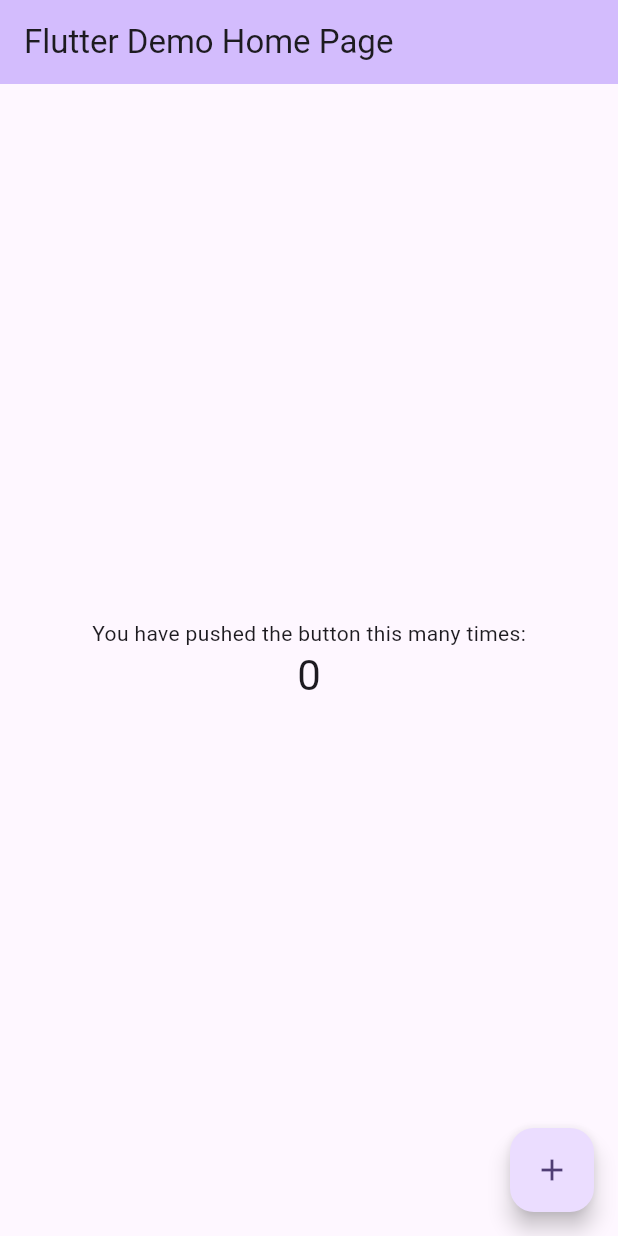
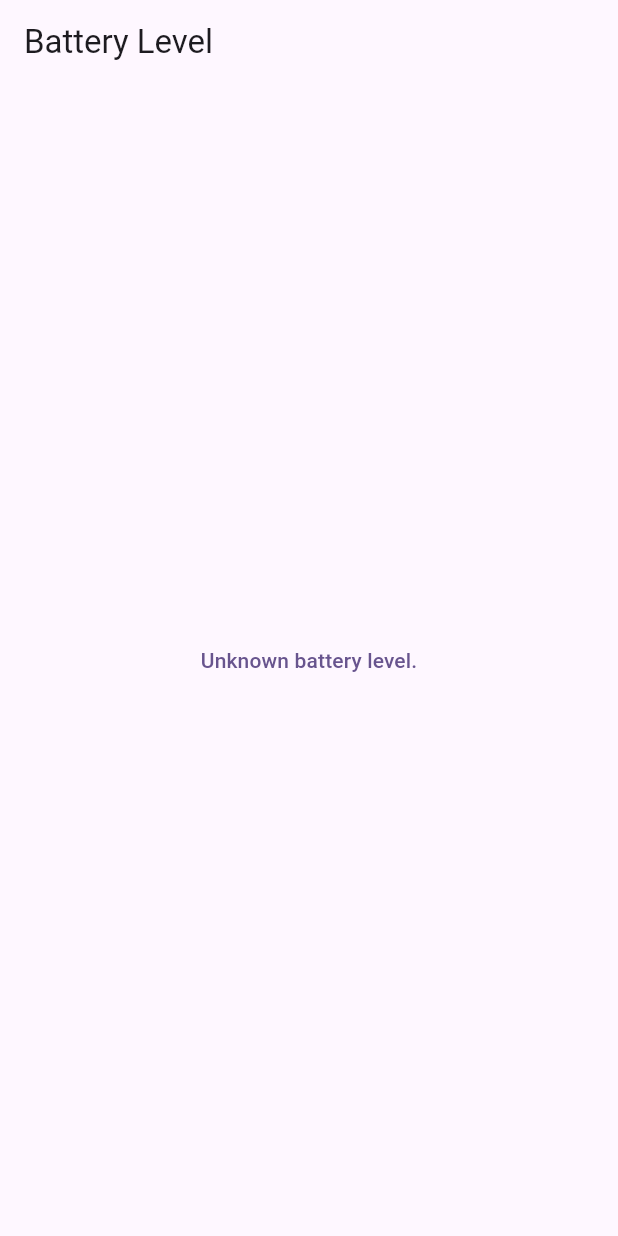
Before and after one commit to TimDeveloper97/flutter-application-tutorial, a Flutter app: the screen it shows after launch, on a phone screen of 412 x 824 dp. Run offline on Flutter 3.47's test engine with Material 2 defaults, Android fonts, the phone set to English and light mode, and no system bars; our stand-ins replace flutter_riverpod, google_fonts, google_maps_flutter, image_picker, location, riverpod and 2 more; accounts and stored records are empty.

Commit message:
main function flutter

```diff
--- /dev/null
+++ b/custom_renderer_platform_battery_level/lib/battery_screen.dart
@@ -0,0 +1,46 @@
+import 'package:flutter/material.dart';
+import 'package:flutter/services.dart';
+import 'dart:async';
+
+class BatteryScreen extends StatefulWidget {
+  const BatteryScreen({super.key});
+
+  @override
+  State<StatefulWidget> createState() {
+    return _BatteryScreenState();
+  }
+}
+
+class _BatteryScreenState extends State<BatteryScreen> {
+  static const platform = MethodChannel('samples.flutter.dev/battery');
+  String _batteryLevel = 'Unknown battery level.';
+
+  Future<void> _getBatteryLevel() async {
+    String batteryLevel;
+    try {
+      final int result = await platform.invokeMethod('getBattryLevel');
+      batteryLevel = 'Battery level at $result %.';
+    } on PlatformException catch (e) {
+      batteryLevel = "Failed to get battery level: '${e.message}'.";
+    }
+
+    setState(() {
+      _batteryLevel = batteryLevel;
+    });
+  }
+
+  @override
+  Widget build(BuildContext context) {
+    return Scaffold(
+      appBar: AppBar(
+        title: const Text('Battery Level'),
+      ),
+      body: Center(
+        child: TextButton(
+          child: Text(_batteryLevel),
+          onPressed: () => _getBatteryLevel(),
+        ),
+      ),
+    );
+  }
+}
--- a/custom_renderer_platform_battery_level/lib/main.dart
+++ b/custom_renderer_platform_battery_level/lib/main.dart
@@ -1,3 +1,4 @@
+import 'package:custom_renderer_platform_battery_level/battery_screen.dart';
 import 'package:flutter/material.dart';
 
 void main() {
@@ -11,115 +12,13 @@ class MyApp extends StatelessWidget {
   @override
   Widget build(BuildContext context) {
     return MaterialApp(
-      title: 'Flutter Demo',
+      title: 'Battery Level',
+      debugShowCheckedModeBanner: false,
       theme: ThemeData(
-        // This is the theme of your application.
-        //
-        // TRY THIS: Try running your application with "flutter run". You'll see
-        // the application has a blue toolbar. Then, without quitting the app,
-        // try changing the seedColor in the colorScheme below to Colors.green
-        // and then invoke "hot reload" (save your changes or press the "hot
-        // reload" button in a Flutter-supported IDE, or press "r" if you used
-        // the command line to start the app).
-        //
-        // Notice that the counter didn't reset back to zero; the application
-        // state is not lost during the reload. To reset the state, use hot
-        // restart instead.
-        //
-        // This works for code too, not just values: Most code changes can be
-        // tested with just a hot reload.
         colorScheme: ColorScheme.fromSeed(seedColor: Colors.deepPurple),
         useMaterial3: true,
       ),
-      home: const MyHomePage(title: 'Flutter Demo Home Page'),
+      home: const BatteryScreen(),
     );
   }
 }
-
-class MyHomePage extends StatefulWidget {
-  const MyHomePage({super.key, required this.title});
-
-  // This widget is the home page of your application. It is stateful, meaning
-  // that it has a State object (defined below) that contains fields that affect
-  // how it looks.
-
-  // This class is the configuration for the state. It holds the values (in this
-  // case the title) provided by the parent (in this case the App widget) and
-  // used by the build method of the State. Fields in a Widget subclass are
-  // always marked "final".
-
-  final String title;
-
-  @override
-  State<MyHomePage> createState() => _MyHomePageState();
-}
-
-class _MyHomePageState extends State<MyHomePage> {
-  int _counter = 0;
-
-  void _incrementCounter() {
-    setState(() {
-      // This call to setState tells the Flutter framework that something has
-      // changed in this State, which causes it to rerun the build method below
-      // so that the display can reflect the updated values. If we changed
-      // _counter without calling setState(), then the build method would not be
-      // called again, and so nothing would appear to happen.
-      _counter++;
-    });
-  }
-
-  @override
-  Widget build(BuildContext context) {
-    // This method is rerun every time setState is called, for instance as done
-    // by the _incrementCounter method above.
-    //
-    // The Flutter framework has been optimized to make rerunning build methods
-    // fast, so that you can just rebuild anything that needs updating rather
-    // than having to individually change instances of widgets.
-    return Scaffold(
-      appBar: AppBar(
-        // TRY THIS: Try changing the color here to a specific color (to
-        // Colors.amber, perhaps?) and trigger a hot reload to see the AppBar
-        // change color while the other colors stay the same.
-        backgroundColor: Theme.of(context).colorScheme.inversePrimary,
-        // Here we take the value from the MyHomePage object that was created by
-        // the App.build method, and use it to set our appbar title.
-        title: Text(widget.title),
-      ),
-      body: Center(
-        // Center is a layout widget. It takes a single child and positions it
-        // in the middle of the parent.
-        child: Column(
-          // Column is also a layout widget. It takes a list of children and
-          // arranges them vertically. By default, it sizes itself to fit its
-          // children horizontally, and tries to be as tall as its parent.
-          //
-          // Column has various properties to control how it sizes itself and
-          // how it positions its children. Here we use mainAxisAlignment to
-          // center the children vertically; the main axis here is the vertical
-          // axis because Columns are vertical (the cross axis would be
-          // horizontal).
-          //
-          // TRY THIS: Invoke "debug painting" (choose the "Toggle Debug Paint"
-          // action in the IDE, or press "p" in the console), to see the
-          // wireframe for each widget.
-          mainAxisAlignment: MainAxisAlignment.center,
-          children: <Widget>[
-            const Text(
-              'You have pushed the button this many times:',
-            ),
-            Text(
-              '$_counter',
-              style: Theme.of(context).textTheme.headlineMedium,
-            ),
-          ],
-        ),
-      ),
-      floatingActionButton: FloatingActionButton(
-        onPressed: _incrementCounter,
-        tooltip: 'Increment',
-        child: const Icon(Icons.add),
-      ), // This trailing comma makes auto-formatting nicer for build methods.
-    );
-  }
-}
```
Also changed, not shown: 1 other file.
